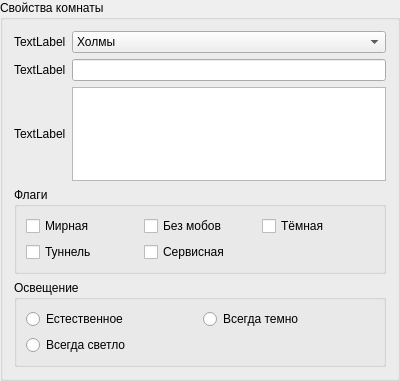
This is src/ui/roomproperties.ui in Valera/MudSketcher as Qt 5 draws it before an edit. The edited form follows.
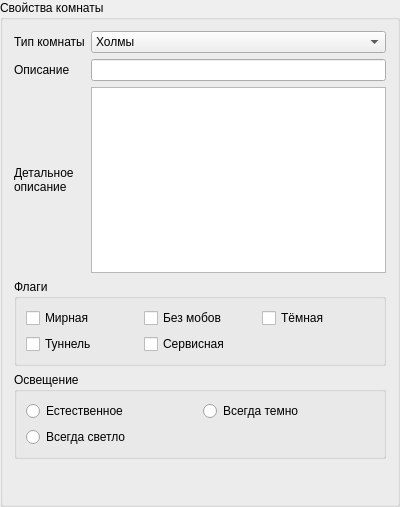
This is the edited form.

Commit message: Quick rought implementation of selecting of room type that is created on the map in room properties panel.

What changed in the file:
```diff
--- a/src/ui/roomproperties.ui
+++ b/src/ui/roomproperties.ui
@@ -7,9 +7,15 @@
     <x>0</x>
     <y>0</y>
     <width>400</width>
-    <height>381</height>
+    <height>507</height>
    </rect>
   </property>
+  <property name="sizePolicy">
+   <sizepolicy hsizetype="Fixed" vsizetype="Preferred">
+    <horstretch>0</horstretch>
+    <verstretch>0</verstretch>
+   </sizepolicy>
+  </property>
   <property name="windowTitle">
    <string>GroupBox</string>
   </property>
@@ -22,7 +28,7 @@
      <item row="0" column="0">
       <widget class="QLabel" name="label">
        <property name="text">
-        <string>TextLabel</string>
+        <string>Тип комнаты</string>
        </property>
       </widget>
      </item>
@@ -63,7 +69,7 @@
      <item row="1" column="0">
       <widget class="QLabel" name="label_2">
        <property name="text">
-        <string>TextLabel</string>
+        <string>Описание</string>
        </property>
       </widget>
      </item>
@@ -73,7 +79,8 @@
      <item row="2" column="0">
       <widget class="QLabel" name="label_3">
        <property name="text">
-        <string>TextLabel</string>
+        <string>Детальное
+описание</string>
        </property>
       </widget>
      </item>
@@ -156,6 +163,19 @@
      </layout>
     </widget>
    </item>
+   <item>
+    <spacer name="verticalSpacer">
+     <property name="orientation">
+      <enum>Qt::Vertical</enum>
+     </property>
+     <property name="sizeHint" stdset="0">
+      <size>
+       <width>20</width>
+       <height>40</height>
+      </size>
+     </property>
+    </spacer>
+   </item>
   </layout>
  </widget>
  <resources/>
```
Left out of the diff: 22 changed lines with no effect on the pictures. The commit also changes 6 other files.
